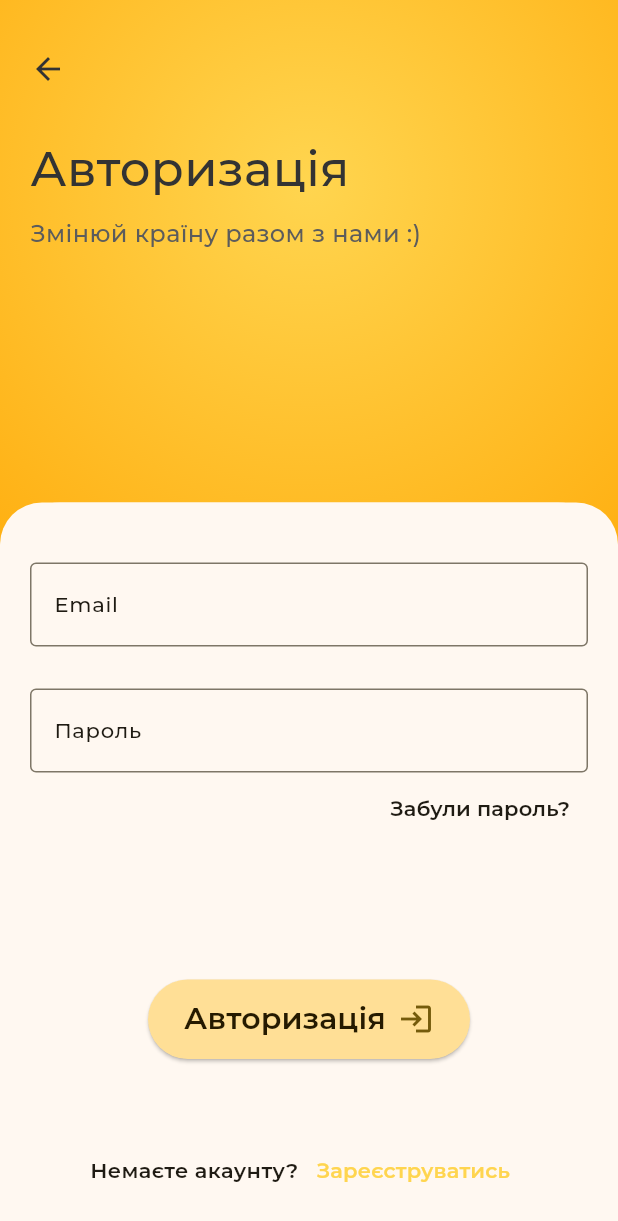
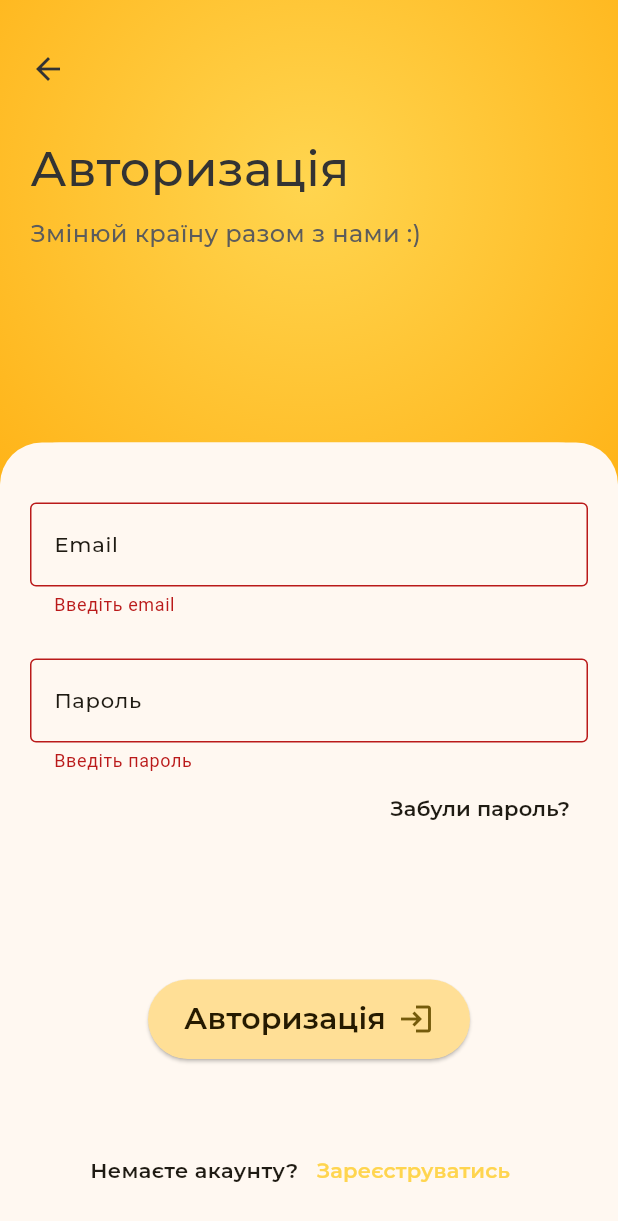
Before and after one commit to trix-donation/mobile, a Flutter app: the LoginPage screen opened by its route, after a tap on "Авторизація", on a phone screen of 412 x 824 dp. Shown: the top 1221 px of the screen. Run offline on Flutter 3.47's test engine with Material 3 defaults, Android fonts, the phone set to English and light mode, and no system bars; our stand-ins replace dio, flutter_bloc, flutter_native_splash, flutter_svg, get_it, page_transition and 2 more; missing offline and left inert: flutter_verification_code; accounts and stored records are empty; Roboto replaces fonts that are missing (Montserrat-Regular); project files that could hold a hidden picture were left out.

Commit message:
login working

```diff
--- /dev/null
+++ b/lib/core/validators/auth_validators.dart
@@ -0,0 +1,23 @@
+String? emailValidator(String? value) {
+  if (value == null || value.isEmpty) {
+    return 'Введіть email';
+  }
+
+  if (!RegExp(r'^[\w-\.]+@([\w-]+\.)+[\w-]{2,4}$').hasMatch(value)) {
+    return 'Введіть коректний email';
+  }
+
+  return null;
+}
+
+String? passwordValidator(String? value) {
+  if (value == null || value.isEmpty) {
+    return 'Введіть пароль';
+  }
+
+  if (value.length < 6) {
+    return 'Пароль повинен бути не менше 6 символів';
+  }
+
+  return null;
+}
--- a/lib/features/auth/presentation/cubit/email_verification/email_verification_cubit.dart
+++ b/lib/features/auth/presentation/cubit/email_verification/email_verification_cubit.dart
@@ -45,7 +45,7 @@ class EmailVerificationCubit extends Cubit<EmailVerificationState> {
 
       if (response.statusCode == 200) {
         if (response.data['valid']) {
-          emit(EmailVerificationSended('Email підтверджено успішно'));
+          emit(EmailVerificationCodeVerified('Email підтверджено успішно'));
         } else {
           emit(EmailVerificationCodeError("Не вдалось підтвердити email. Спробуйте пізніше."));
         }
--- /dev/null
+++ b/lib/features/auth/presentation/cubit/login/login_cubit.dart
@@ -0,0 +1,47 @@
+import 'package:dio/dio.dart';
+import 'package:flutter_bloc/flutter_bloc.dart';
+import 'package:get_it/get_it.dart';
+import 'package:meta/meta.dart';
+import 'package:trix_donation/core/token_storage.dart';
+
+part 'login_state.dart';
+
+class LoginCubit extends Cubit<LoginState> {
+  LoginCubit() : super(LoginInitial());
+
+  Dio dio = GetIt.I<Dio>();
+
+  static const String loginEndpoint = 'http://3.71.89.121/users/api/login/';
+
+  void login({required String email, required String password}) async {
+    emit(LoginLoading());
+
+    try {
+      final response = await dio.post(loginEndpoint, data: {
+        'email': email,
+        'password': password,
+      });
+
+      if (response.statusCode == 200) {
+        final accessToken = response.data['access_token'];
+        final refreshToken = response.data['refresh_token'];
+
+        GetIt.I<TokenStorage>().setAccessToken(accessToken);
+        GetIt.I<TokenStorage>().setRefreshToken(refreshToken);
+
+        Future.delayed(const Duration(seconds: 1), () {
+          emit(LoginSuccess());
+        });
+        return;
+      }
+    } on DioException catch (e) {
+      if (e.response?.statusCode == 401) {
+        emit(LoginFailure(e.response?.data['detail']));
+      }
+
+      if (e.response?.statusCode == 409) {
+        emit(LoginNeedActivateEmail(email, e.response?.data['detail']));
+      }
+    }
+  }
+}
--- /dev/null
+++ b/lib/features/auth/presentation/cubit/login/login_state.dart
@@ -0,0 +1,23 @@
+part of 'login_cubit.dart';
+
+@immutable
+sealed class LoginState {}
+
+final class LoginInitial extends LoginState {}
+
+final class LoginLoading extends LoginState {}
+
+final class LoginSuccess extends LoginState {}
+
+final class LoginFailure extends LoginState {
+  final String message;
+
+  LoginFailure(this.message);
+}
+
+final class LoginNeedActivateEmail extends LoginState {
+  final String email;
+  final String message;
+
+  LoginNeedActivateEmail(this.email, this.message);
+}
--- a/lib/features/auth/presentation/pages/email_verification_page.dart
+++ b/lib/features/auth/presentation/pages/email_verification_page.dart
@@ -2,7 +2,6 @@ import 'package:flutter/material.dart';
 import 'package:flutter_bloc/flutter_bloc.dart';
 import 'package:flutter_svg/svg.dart';
 import 'package:flutter_verification_code/flutter_verification_code.dart';
-import 'package:trix_donation/core/pages/home_page/home_page.dart';
 import 'package:trix_donation/core/theme/colors.dart';
 import 'package:trix_donation/core/theme/text_style.dart';
 import 'package:trix_donation/features/auth/presentation/cubit/email_verification/email_verification_cubit.dart';
@@ -159,14 +158,13 @@ class _EmailVerificationPageState extends State<EmailVerificationPage> {
                     );
                   }
                   if (state is EmailVerificationCodeVerified) {
+                    Navigator.pushNamed(context, '/login');
                     ScaffoldMessenger.of(context).showSnackBar(SnackBar(
                       content: Text(state.message,
                           style: bodyMediumText.copyWith(
                               color: Theme.of(context).colorScheme.onTertiaryContainer)),
                       backgroundColor: Theme.of(context).colorScheme.tertiaryContainer,
                     ));
-                    Navigator.push(
-                        context, MaterialPageRoute(builder: (context) => const HomePage()));
                   }
                   if (state is EmailVerificationCodeError) {
                     ScaffoldMessenger.of(context).showSnackBar(
--- a/lib/features/auth/presentation/pages/login_page.dart
+++ b/lib/features/auth/presentation/pages/login_page.dart
@@ -1,9 +1,25 @@
 import 'package:flutter/material.dart';
+import 'package:flutter_bloc/flutter_bloc.dart';
 import 'package:trix_donation/core/theme/colors.dart';
 import 'package:trix_donation/core/theme/text_style.dart';
+import 'package:trix_donation/core/validators/auth_validators.dart';
+import 'package:trix_donation/features/auth/presentation/cubit/login/login_cubit.dart';
+import 'package:trix_donation/features/auth/presentation/pages/email_verification_page.dart';
 
-class LoginPage extends StatelessWidget {
+class LoginPage extends StatefulWidget {
   const LoginPage({super.key});
+
+  @override
+  State<LoginPage> createState() => _LoginPageState();
+}
+
+class _LoginPageState extends State<LoginPage> {
+  final TextEditingController _emailController = TextEditingController();
+  final TextEditingController _passwordController = TextEditingController();
+
+  final _loginFormKey = GlobalKey<FormState>();
+
+  LoginCubit loginCubit = LoginCubit();
 
   @override
   Widget build(BuildContext context) {
@@ -71,28 +87,35 @@ class LoginPage extends StatelessWidget {
             top: Radius.circular(40),
           ),
         ),
+        child: Form(
+          key: _loginFormKey,
           child: SingleChildScrollView(
             child: Column(
               children: [
                 const SizedBox(height: 40),
-              TextField(
+                TextFormField(
+                  validator: emailValidator,
                   style: bodyMediumText.copyWith(color: Theme.of(context).colorScheme.onBackground),
+                  controller: _emailController,
                   decoration: InputDecoration(
                     border: const OutlineInputBorder(),
                     labelText: 'Email',
-                  labelStyle:
-                      bodyMedium14Text.copyWith(color: Theme.of(context).colorScheme.onBackground),
+                    labelStyle: bodyMedium14Text.copyWith(
+                        color: Theme.of(context).colorScheme.onBackground),
                     hintText: 'hello@world.ua',
                   ),
                 ),
                 const SizedBox(height: 28),
-              TextField(
+                TextFormField(
+                  controller: _passwordController,
+                  validator: passwordValidator,
                   style: bodyMediumText.copyWith(color: Theme.of(context).colorScheme.onBackground),
+                  obscureText: true,
                   decoration: InputDecoration(
                     border: const OutlineInputBorder(),
                     labelText: 'Пароль',
-                  labelStyle:
-                      bodyMedium14Text.copyWith(color: Theme.of(context).colorScheme.onBackground),
+                    labelStyle: bodyMedium14Text.copyWith(
+                        color: Theme.of(context).colorScheme.onBackground),
                     hintText: '************',
                   ),
                 ),
@@ -111,9 +134,52 @@ class LoginPage extends StatelessWidget {
                   ),
                 ),
                 const SizedBox(height: 90),
-              ElevatedButton(
+                BlocConsumer<LoginCubit, LoginState>(
+                  bloc: loginCubit,
+                  listener: (context, state) {
+                    if (state is LoginSuccess) {
+                      Navigator.pushNamed(context, '/home');
+                    }
+
+                    if (state is LoginFailure) {
+                      ScaffoldMessenger.of(context).showSnackBar(
+                        SnackBar(
+                          content: Text(state.message,
+                              style: bodyMediumText.copyWith(
+                                  color: Theme.of(context).colorScheme.onError)),
+                          backgroundColor: Theme.of(context).colorScheme.errorContainer,
+                        ),
+                      );
+                    }
+
+                    if (state is LoginNeedActivateEmail) {
+                      ScaffoldMessenger.of(context).showSnackBar(
+                        SnackBar(
+                          content: Text(state.message,
+                              style: bodyMediumText.copyWith(
+                                  color: Theme.of(context).colorScheme.secondaryContainer)),
+                          backgroundColor: Theme.of(context).colorScheme.onSecondaryContainer,
+                        ),
+                      );
+                      Navigator.push(
+                          context,
+                          MaterialPageRoute(
+                              builder: (context) => EmailVerificationPage(email: state.email)));
+                    }
+                  },
+                  builder: (context, state) {
+                    if (state is LoginLoading) {
+                      return const CircularProgressIndicator();
+                    }
+
+                    return ElevatedButton(
                       onPressed: () {
-                  Navigator.pushNamed(context, '/email_verification');
+                        if (_loginFormKey.currentState!.validate()) {
+                          loginCubit.login(
+                            email: _emailController.text,
+                            password: _passwordController.text,
+                          );
+                        }
                       },
                       style: ElevatedButton.styleFrom(
                         padding: const EdgeInsets.symmetric(horizontal: 24, vertical: 12),
@@ -136,6 +202,8 @@ class LoginPage extends StatelessWidget {
                               size: 24,
                             ),
                           ]),
+                    );
+                  },
                 ),
                 const SizedBox(height: 50),
                 Row(
@@ -164,6 +232,7 @@ class LoginPage extends StatelessWidget {
             ),
           ),
         ),
+      ),
     );
   }
 }
--- a/lib/main.dart
+++ b/lib/main.dart
@@ -5,6 +5,7 @@ import 'package:flutter_native_splash/flutter_native_splash.dart';
 import 'package:get_it/get_it.dart';
 import 'package:page_transition/page_transition.dart';
 import 'package:pretty_dio_logger/pretty_dio_logger.dart';
+import 'package:trix_donation/core/pages/home_page/home_page.dart';
 import 'package:trix_donation/core/theme/colors.dart';
 import 'package:trix_donation/core/theme/theme.dart';
 import 'package:trix_donation/features/auth/presentation/cubit/auth_check_cubit.dart';
@@ -57,22 +58,19 @@ class MyApp extends StatelessWidget {
           switch (settings.name) {
             case '/login':
               return PageTransition(
-                child: LoginPage(),
+                child: const LoginPage(),
                 type: PageTransitionType.rightToLeftWithFade,
               );
-              break;
             case '/register':
               return PageTransition(
-                child: RegisterPage(),
+                child: const RegisterPage(),
                 type: PageTransitionType.rightToLeftWithFade,
               );
-              break;
             case '/forgot_password':
               return PageTransition(
-                child: ForgotPasswordPage(),
+                child: const ForgotPasswordPage(),
                 type: PageTransitionType.bottomToTop,
               );
-              break;
             default:
               return null;
           }
@@ -80,7 +78,7 @@ class MyApp extends StatelessWidget {
         routes: {
           '/': (context) => const StartingApp(),
           '/welcome_auth': (context) => const WelcomeAuthPage(),
-          '/home': (context) => const WelcomeAuthPage(),
+          '/home': (context) => const HomePage(),
         });
   }
 }
@@ -124,7 +122,7 @@ class _StartingAppState extends State<StartingApp> {
               },
               listener: (context, state) {
                 if (state is AuthCheckAuthorized) {
-                  // Navigator.pushNamed(context, '/home');
+                  Navigator.pushNamed(context, '/home');
                   FlutterNativeSplash.remove();
                   debugPrint("Authorized");
                 }
```
Also changed, not shown: lib/core/token_storage.dart (+7 -7 lines), lib/features/auth/presentation/pages/register_page.dart (+1 -24 lines). Lines whose indentation alone changed are shown as unchanged.
